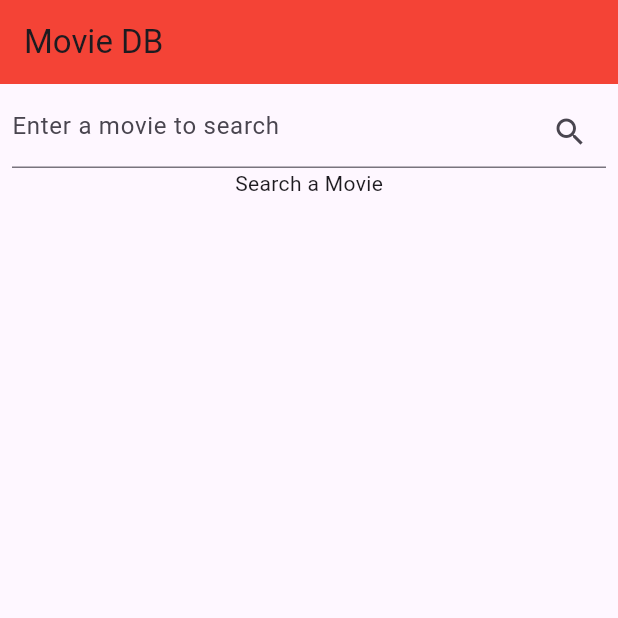
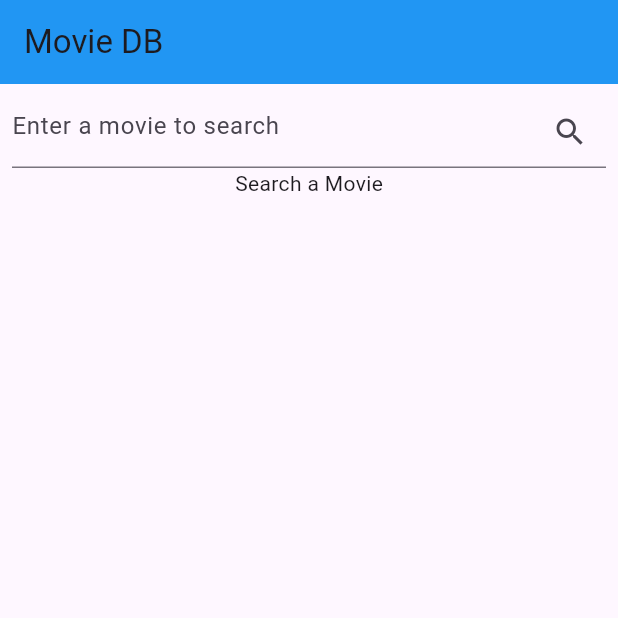
Before and after one commit to simranjit0309/movie_db, a Flutter app: the screen it shows after launch, on a phone screen of 412 x 824 dp, the top half of it. Run offline on Flutter 3.47's test engine with Material 3 defaults, Android fonts, the phone set to English and light mode, and no system bars; our stand-ins replace cached_network_image, flutter_bloc, marquee; missing offline and left inert: flutter_overlay_loader.

Commit message:
change appbar color

```diff
--- a/lib/pages/main_search_page.dart
+++ b/lib/pages/main_search_page.dart
@@ -17,7 +17,7 @@ class MainSearchPage extends StatelessWidget{
   Widget build(BuildContext context) {
     final movieBloc =BlocProvider.of<MovieSearchBloc>(context);
     return Scaffold(
-      appBar: AppBar(title: const Text("Movie DB"),backgroundColor: Colors.red,),
+      appBar: AppBar(title: const Text("Movie DB"),backgroundColor: Colors.blue,),
       body: SafeArea(
         child: Padding(
             padding: const EdgeInsets.all(8.0),
--- a/lib/pages/movie_details_page.dart
+++ b/lib/pages/movie_details_page.dart
@@ -15,7 +15,7 @@ class MovieDetailsPage extends StatelessWidget{
     // Provider.of<MovieProvider>(context,listen: false).getMovie(movieName!, context);
     return Scaffold(
       appBar: AppBar(
-        title: Text(movieName??""),
+        title: Text(movieName??"",),backgroundColor: Colors.blue
       ),
       body:  SafeArea(
           child: BlocConsumer<MovieDetailCubit,MovieDetailState>(
```
